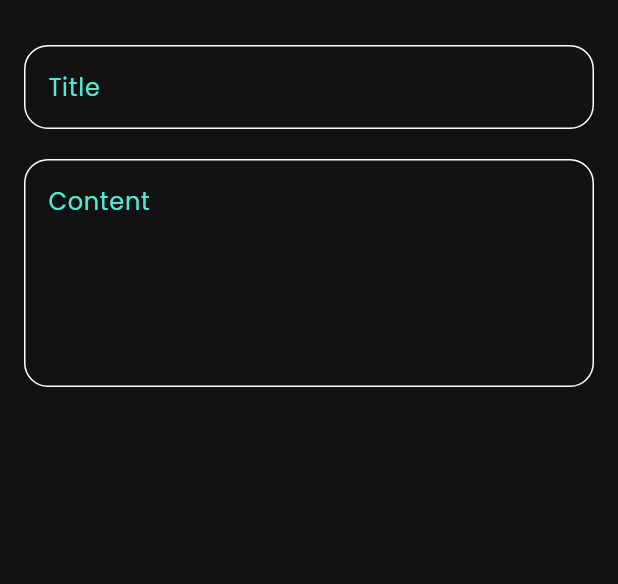
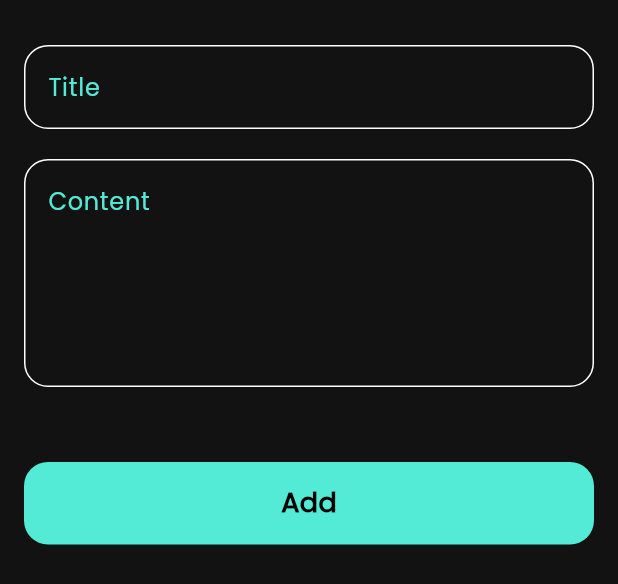
Before and after one commit to 0omarahmed73/notes_app, a Flutter app: the AddNoteBottomSheet widget shown alone on an empty page, opened directly, on a phone screen of 412 x 824 dp. Shown: the top 584 px of the screen. Run offline on Flutter 3.47's test engine with Material 3 defaults, Android fonts, the phone set to English and light mode, and no system bars.

Commit message:
chore: Refactor AddNoteBottomSheet widget to use CustomButton

```diff
--- a/lib/widgets/add_note_bottom_sheet.dart
+++ b/lib/widgets/add_note_bottom_sheet.dart
@@ -1,5 +1,6 @@
 import 'package:flutter/material.dart';
 import 'package:notes_app/consts.dart';
+import 'package:notes_app/widgets/custom_text_field.dart';
 
 class AddNoteBottomSheet extends StatelessWidget {
   const AddNoteBottomSheet({super.key});
@@ -11,6 +12,7 @@ class AddNoteBottomSheet extends StatelessWidget {
         left: 16,
         right: 16,
       ),
+      child: SingleChildScrollView(
         child: Column(
           children: [
             SizedBox(
@@ -26,33 +28,39 @@ class AddNoteBottomSheet extends StatelessWidget {
               hint: 'Content',
               maxLines: 5,
             ),
+            SizedBox(
+              height: 50,
+            ),
+            CustomButton(),
+            SizedBox(
+              height: 20,
+            ),
           ],
+        ),
       ),
     );
   }
 }
 
-class CustomTextField extends StatelessWidget {
-  const CustomTextField({super.key, required this.hint, this.maxLines});
-  final String hint;
-  final int? maxLines;
+class CustomButton extends StatelessWidget {
+  const CustomButton({super.key});
   @override
   Widget build(BuildContext context) {
-    return TextField(
-      cursorColor: kPrimary,
-      decoration: InputDecoration(
-          border: buildBorder(),
-          enabledBorder: buildBorder(),
-          focusedBorder: buildBorder(color: kPrimary),
-          hintText: hint,
-
-          hintStyle: TextStyle(color: kPrimary)),
-      maxLines: maxLines ?? 1,
-
+    return Container(
+      decoration: BoxDecoration(
+          color: kPrimary, borderRadius: BorderRadius.circular(16)),
+      width: MediaQuery.of(context).size.width,
+      height: 55,
+      child: const Center(
+        child: Text(
+          'Add',
+          style: TextStyle(
+            color: Colors.black,
+            fontSize: 18,
+            fontWeight: FontWeight.bold,
+          ),
+        ),
+      ),
     );
   }
-
-  OutlineInputBorder buildBorder({Color? color}) => OutlineInputBorder(
-      borderRadius: BorderRadius.circular(16),
-      borderSide: BorderSide(color: color ?? Colors.white));
 }
--- /dev/null
+++ b/lib/widgets/custom_text_field.dart
@@ -0,0 +1,25 @@
+import 'package:flutter/material.dart';
+import 'package:notes_app/consts.dart';
+
+class CustomTextField extends StatelessWidget {
+  const CustomTextField({super.key, required this.hint, this.maxLines});
+  final String hint;
+  final int? maxLines;
+  @override
+  Widget build(BuildContext context) {
+    return TextField(
+      cursorColor: kPrimary,
+      decoration: InputDecoration(
+          border: buildBorder(),
+          enabledBorder: buildBorder(),
+          focusedBorder: buildBorder(color: kPrimary),
+          hintText: hint,
+          hintStyle: TextStyle(color: kPrimary)),
+      maxLines: maxLines ?? 1,
+    );
+  }
+
+  OutlineInputBorder buildBorder({Color? color}) => OutlineInputBorder(
+      borderRadius: BorderRadius.circular(16),
+      borderSide: BorderSide(color: color ?? Colors.white));
+}
```
Lines whose indentation alone changed are shown as unchanged.
